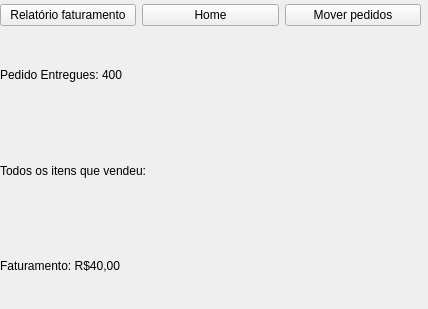
First picture: the form in administrador.ui, repository tiagograveto/restaurante-gerenciamento, before the edit.
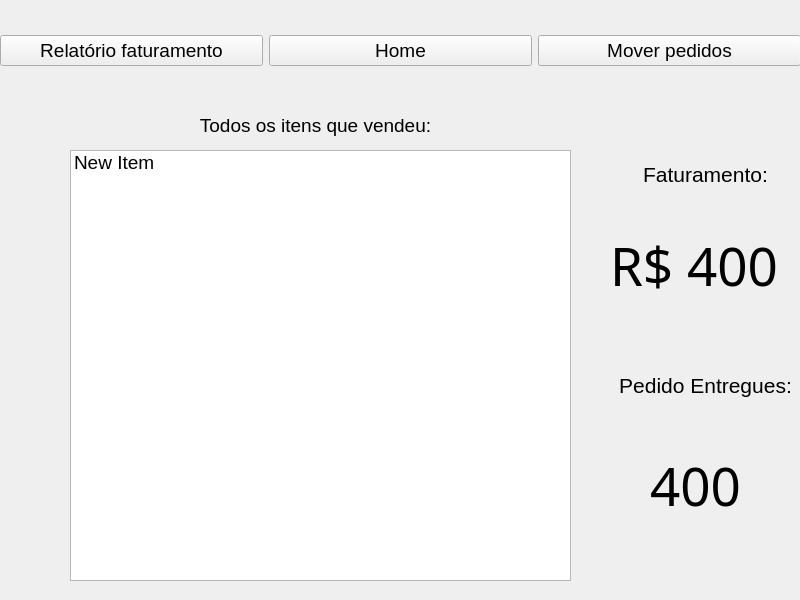
Second picture: the form after the edit. The open tabs and pages were chosen to show the change.

The edit to the form file:
```diff
--- a/administrador.ui
+++ b/administrador.ui
@@ -6,10 +6,16 @@
    <rect>
     <x>0</x>
     <y>0</y>
-    <width>428</width>
-    <height>309</height>
+    <width>800</width>
+    <height>600</height>
    </rect>
   </property>
+  <property name="maximumSize">
+   <size>
+    <width>800</width>
+    <height>600</height>
+   </size>
+  </property>
   <property name="windowTitle">
    <string>Form</string>
   </property>
@@ -18,13 +24,18 @@
     <rect>
      <x>0</x>
      <y>0</y>
-     <width>421</width>
-     <height>31</height>
+     <width>801</width>
+     <height>101</height>
     </rect>
    </property>
    <layout class="QHBoxLayout" name="horizontalLayout">
     <item>
      <widget class="QPushButton" name="relatorioButton">
+      <property name="font">
+       <font>
+        <pointsize>14</pointsize>
+       </font>
+      </property>
       <property name="text">
        <string>Relatório faturamento</string>
       </property>
@@ -32,6 +43,11 @@
     </item>
     <item>
      <widget class="QPushButton" name="homeButton">
+      <property name="font">
+       <font>
+        <pointsize>14</pointsize>
+       </font>
+      </property>
       <property name="text">
        <string>Home</string>
       </property>
@@ -39,6 +55,11 @@
     </item>
     <item>
      <widget class="QPushButton" name="moverButton">
+      <property name="font">
+       <font>
+        <pointsize>14</pointsize>
+       </font>
+      </property>
       <property name="text">
        <string>Mover pedidos</string>
       </property>
@@ -50,9 +71,9 @@
    <property name="geometry">
     <rect>
      <x>0</x>
-     <y>30</y>
-     <width>421</width>
-     <height>271</height>
+     <y>100</y>
+     <width>801</width>
+     <height>531</height>
     </rect>
    </property>
    <property name="currentIndex">
@@ -119,81 +140,208 @@
     </widget>
    </widget>
    <widget class="QWidget" name="page_2">
-    <widget class="QWidget" name="verticalLayoutWidget">
+    <widget class="QLabel" name="label_4">
      <property name="geometry">
       <rect>
-       <x>0</x>
+       <x>80</x>
        <y>0</y>
-       <width>431</width>
-       <height>281</height>
+       <width>471</width>
+       <height>51</height>
       </rect>
      </property>
-     <layout class="QVBoxLayout" name="verticalLayout">
-      <item>
-       <widget class="QLabel" name="label_3">
-        <property name="text">
-         <string>Pedido Entregues: 400</string>
-        </property>
-       </widget>
-      </item>
-      <item>
-       <widget class="QLabel" name="label_4">
-        <property name="text">
-         <string>Todos os itens que vendeu:</string>
-        </property>
-       </widget>
-      </item>
-      <item>
-       <widget class="QLabel" name="label_2">
-        <property name="text">
-         <string>Faturamento: R$40,00</string>
-        </property>
-       </widget>
-      </item>
-     </layout>
+     <property name="font">
+      <font>
+       <pointsize>14</pointsize>
+      </font>
+     </property>
+     <property name="text">
+      <string>Todos os itens que vendeu:</string>
+     </property>
+     <property name="alignment">
+      <set>Qt::AlignCenter</set>
+     </property>
     </widget>
-   </widget>
-   <widget class="QWidget" name="page_3">
-    <widget class="QWidget" name="horizontalLayoutWidget_2">
+    <widget class="QLabel" name="label_3">
      <property name="geometry">
       <rect>
-       <x>0</x>
-       <y>0</y>
-       <width>421</width>
-       <height>31</height>
+       <x>580</x>
+       <y>260</y>
+       <width>251</width>
+       <height>51</height>
       </rect>
      </property>
-     <layout class="QHBoxLayout" name="horizontalLayout_2">
-      <item>
-       <widget class="QLabel" name="label_5">
-        <property name="text">
-         <string>&lt;html&gt;&lt;head/&gt;&lt;body&gt;&lt;p&gt;&lt;span style=&quot; font-size:12pt;&quot;&gt;QUANTIDADE DE PEDIDOS PARA SEREM MOVIDOS&lt;/span&gt;&lt;/p&gt;&lt;/body&gt;&lt;/html&gt;</string>
-        </property>
-        <property name="alignment">
-         <set>Qt::AlignCenter</set>
-        </property>
-       </widget>
-      </item>
-     </layout>
+     <property name="font">
+      <font>
+       <pointsize>16</pointsize>
+      </font>
+     </property>
+     <property name="text">
+      <string>Pedido Entregues:</string>
+     </property>
+     <property name="alignment">
+      <set>Qt::AlignCenter</set>
+     </property>
     </widget>
-    <widget class="QWidget" name="verticalLayoutWidget_2">
+    <widget class="QListWidget" name="listWidget">
      <property name="geometry">
       <rect>
-       <x>0</x>
+       <x>70</x>
+       <y>50</y>
+       <width>501</width>
+       <height>431</height>
+      </rect>
+     </property>
+     <property name="font">
+      <font>
+       <pointsize>14</pointsize>
+      </font>
+     </property>
+     <item>
+      <property name="text">
+       <string>New Item</string>
+      </property>
+     </item>
+    </widget>
+    <widget class="QLabel" name="label_6">
+     <property name="geometry">
+      <rect>
+       <x>650</x>
+       <y>330</y>
+       <width>121</width>
+       <height>111</height>
+      </rect>
+     </property>
+     <property name="font">
+      <font>
+       <family>Microsoft JhengHei Light</family>
+       <pointsize>40</pointsize>
+      </font>
+     </property>
+     <property name="text">
+      <string>400</string>
+     </property>
+    </widget>
+    <widget class="QLabel" name="label_2">
+     <property name="geometry">
+      <rect>
+       <x>600</x>
        <y>30</y>
-       <width>421</width>
-       <height>241</height>
+       <width>211</width>
+       <height>89</height>
       </rect>
      </property>
-     <layout class="QVBoxLayout" name="verticalLayout_2">
-      <item>
-       <widget class="QCommandLinkButton" name="commandLinkButton">
-        <property name="text">
-         <string>CommandLinkButton</string>
-        </property>
-       </widget>
-      </item>
-     </layout>
+     <property name="font">
+      <font>
+       <pointsize>16</pointsize>
+      </font>
+     </property>
+     <property name="text">
+      <string>Faturamento:</string>
+     </property>
+     <property name="alignment">
+      <set>Qt::AlignCenter</set>
+     </property>
+    </widget>
+    <widget class="QLabel" name="label_7">
+     <property name="geometry">
+      <rect>
+       <x>610</x>
+       <y>110</y>
+       <width>211</width>
+       <height>111</height>
+      </rect>
+     </property>
+     <property name="font">
+      <font>
+       <family>Microsoft JhengHei Light</family>
+       <pointsize>40</pointsize>
+      </font>
+     </property>
+     <property name="text">
+      <string>R$ 400</string>
+     </property>
+    </widget>
+   </widget>
+   <widget class="QWidget" name="page_3">
+    <widget class="QListWidget" name="listWidget_2">
+     <property name="geometry">
+      <rect>
+       <x>70</x>
+       <y>40</y>
+       <width>301</width>
+       <height>421</height>
+      </rect>
+     </property>
+    </widget>
+    <widget class="QListWidget" name="listWidget_3">
+     <property name="geometry">
+      <rect>
+       <x>460</x>
+       <y>40</y>
+       <width>281</width>
+       <height>351</height>
+      </rect>
+     </property>
+    </widget>
+    <widget class="QLabel" name="label_5">
+     <property name="geometry">
+      <rect>
+       <x>460</x>
+       <y>0</y>
+       <width>281</width>
+       <height>29</height>
+      </rect>
+     </property>
+     <property name="font">
+      <font>
+       <pointsize>14</pointsize>
+      </font>
+     </property>
+     <property name="text">
+      <string>&lt;html&gt;&lt;head/&gt;&lt;body&gt;&lt;p&gt;&lt;span style=&quot; font-size:12pt;&quot;&gt;PEDIDOS QUE SERÃO ENTREGUES&lt;/span&gt;&lt;/p&gt;&lt;/body&gt;&lt;/html&gt;</string>
+     </property>
+     <property name="alignment">
+      <set>Qt::AlignCenter</set>
+     </property>
+    </widget>
+    <widget class="QLabel" name="label_8">
+     <property name="geometry">
+      <rect>
+       <x>70</x>
+       <y>0</y>
+       <width>301</width>
+       <height>29</height>
+      </rect>
+     </property>
+     <property name="font">
+      <font>
+       <pointsize>14</pointsize>
+      </font>
+     </property>
+     <property name="text">
+      <string>&lt;html&gt;&lt;head/&gt;&lt;body&gt;&lt;p&gt;&lt;span style=&quot; font-size:12pt;&quot;&gt;PEDIDOS EM PREPARAÇÃO&lt;/span&gt;&lt;/p&gt;&lt;/body&gt;&lt;/html&gt;</string>
+     </property>
+     <property name="alignment">
+      <set>Qt::AlignCenter</set>
+     </property>
+    </widget>
+    <widget class="QPushButton" name="pushButton">
+     <property name="geometry">
+      <rect>
+       <x>470</x>
+       <y>410</y>
+       <width>261</width>
+       <height>51</height>
+      </rect>
+     </property>
+     <property name="font">
+      <font>
+       <pointsize>16</pointsize>
+      </font>
+     </property>
+     <property name="text">
+      <string>ENTREGAR PEDIDOS</string>
+     </property>
     </widget>
    </widget>
   </widget>
```
Left out of the diff: 97 changed lines with no effect on the pictures.
